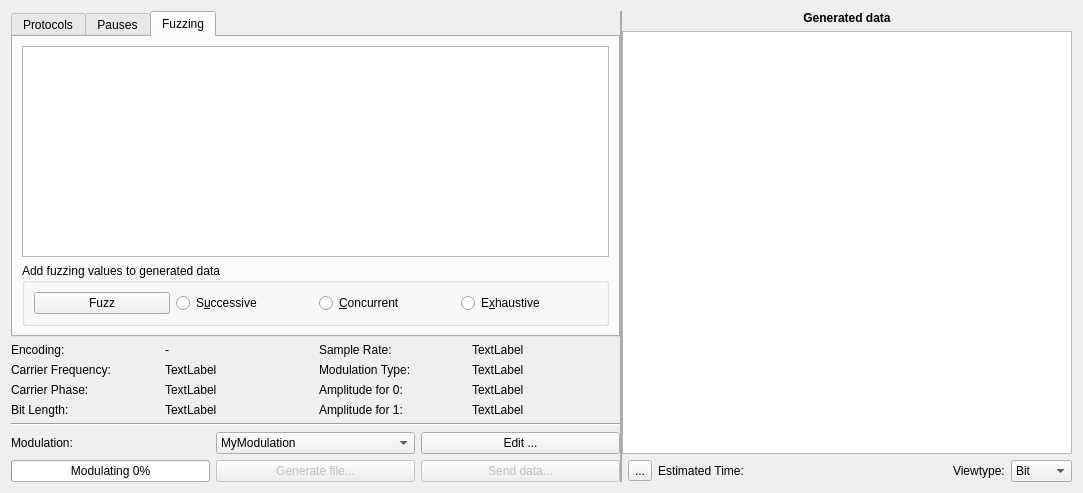
The window that ui/generator.ui (rsumner33/urh) describes before a commit, drawn with Qt 5.
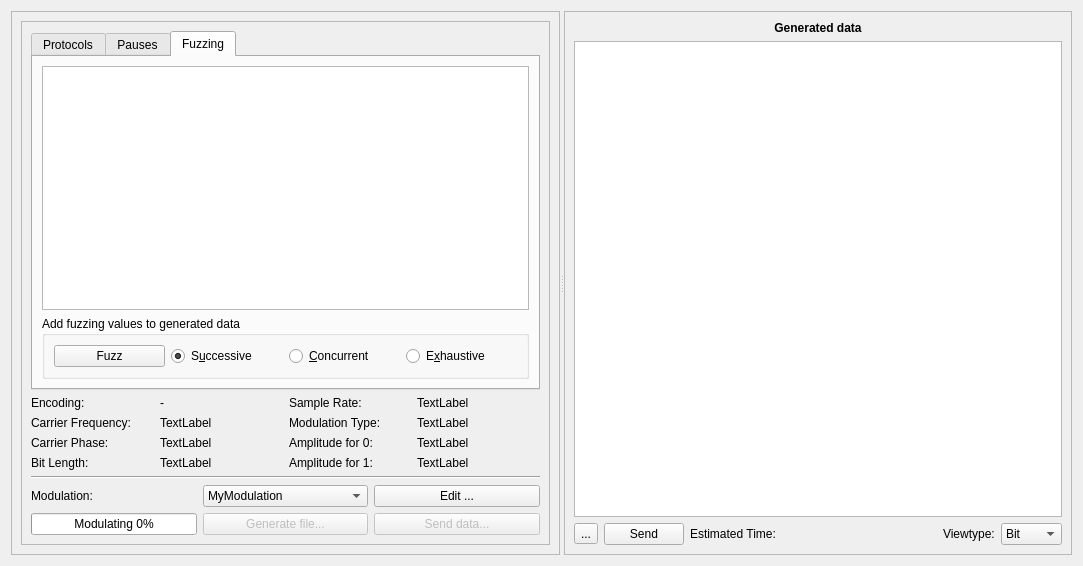
The same window after the commit. The open tabs and pages were chosen to show the change. Icons and pictures are not drawn. Custom widgets are drawn as their Qt base class.

```diff
--- a/ui/generator.ui
+++ b/ui/generator.ui
@@ -7,7 +7,7 @@
     <x>0</x>
     <y>0</y>
     <width>1083</width>
-    <height>493</height>
+    <height>566</height>
    </rect>
   </property>
   <property name="windowTitle">
@@ -16,20 +16,33 @@
   <layout class="QHBoxLayout" name="horizontalLayout_2">
    <item>
     <widget class="QSplitter" name="splitter">
-     <property name="styleSheet">
-      <string notr="true">QSplitter::handle {
-    background-color: #AAAAAA;
-}</string>
-     </property>
      <property name="orientation">
       <enum>Qt::Horizontal</enum>
      </property>
-     <property name="handleWidth">
-      <number>2</number>
-     </property>
-     <widget class="QWidget" name="layoutWidget">
+     <widget class="QFrame" name="frame_2">
+      <property name="frameShape">
+       <enum>QFrame::StyledPanel</enum>
+      </property>
+      <property name="frameShadow">
+       <enum>QFrame::Raised</enum>
+      </property>
       <layout class="QVBoxLayout" name="verticalLayout">
        <item>
+        <widget class="QScrollArea" name="scrollArea">
+         <property name="widgetResizable">
+          <bool>true</bool>
+         </property>
+         <widget class="QWidget" name="scrollAreaWidgetContents">
+          <property name="geometry">
+           <rect>
+            <x>0</x>
+            <y>0</y>
+            <width>512</width>
+            <height>530</height>
+           </rect>
+          </property>
+          <layout class="QVBoxLayout" name="verticalLayout_3">
+           <item>
         <widget class="QTabWidget" name="tabWidget">
          <property name="sizePolicy">
           <sizepolicy hsizetype="Expanding" vsizetype="Expanding">
@@ -37,6 +50,12 @@
            <verstretch>0</verstretch>
           </sizepolicy>
          </property>
+             <property name="tabPosition">
+              <enum>QTabWidget::North</enum>
+             </property>
+             <property name="tabShape">
+              <enum>QTabWidget::Rounded</enum>
+             </property>
          <property name="currentIndex">
           <number>0</number>
          </property>
@@ -134,6 +153,9 @@
                 <property name="text">
                  <string>S&amp;uccessive</string>
                 </property>
+                    <property name="checked">
+                     <bool>true</bool>
+                    </property>
                </widget>
               </item>
               <item>
@@ -191,12 +213,6 @@
                <verstretch>0</verstretch>
               </sizepolicy>
              </property>
-             <property name="minimumSize">
-              <size>
-               <width>0</width>
-               <height>0</height>
-              </size>
-             </property>
              <property name="text">
               <string>-</string>
              </property>
@@ -366,21 +382,20 @@
        </item>
       </layout>
      </widget>
-     <widget class="QWidget" name="layoutWidget">
-      <layout class="QGridLayout" name="gridLayout_2">
-       <item row="4" column="2">
-        <widget class="QToolButton" name="btnSave">
-         <property name="text">
-          <string>...</string>
-         </property>
-         <property name="icon">
-          <iconset theme="document-save">
-           <normaloff>.</normaloff>.</iconset>
-         </property>
         </widget>
        </item>
-       <item row="2" column="1" colspan="6">
-        <widget class="GeneratorTableView" name="tableBlocks">
+      </layout>
+     </widget>
+     <widget class="QFrame" name="frame">
+      <property name="frameShape">
+       <enum>QFrame::StyledPanel</enum>
+      </property>
+      <property name="frameShadow">
+       <enum>QFrame::Raised</enum>
+      </property>
+      <layout class="QGridLayout" name="gridLayout">
+       <item row="1" column="0" colspan="8">
+        <widget class="GeneratorTableView" name="tableMessages">
          <property name="acceptDrops">
           <bool>true</bool>
          </property>
@@ -419,7 +434,28 @@
          </attribute>
         </widget>
        </item>
-       <item row="4" column="4">
+       <item row="2" column="0">
+        <widget class="QToolButton" name="btnSave">
+         <property name="text">
+          <string>...</string>
+         </property>
+         <property name="icon">
+          <iconset theme="document-save">
+           <normaloff>.</normaloff>.</iconset>
+         </property>
+        </widget>
+       </item>
+       <item row="2" column="2">
+        <widget class="QLabel" name="lEstimatedTime">
+         <property name="toolTip">
+          <string>&lt;html&gt;&lt;head/&gt;&lt;body&gt;&lt;p&gt;The estimated average time is based on the average number of bits per message and average sample rate, you set for the modulations.&lt;/p&gt;&lt;/body&gt;&lt;/html&gt;</string>
+         </property>
+         <property name="text">
+          <string>Estimated Time: </string>
+         </property>
+        </widget>
+       </item>
+       <item row="2" column="5">
         <spacer name="horizontalSpacer_3">
          <property name="orientation">
           <enum>Qt::Horizontal</enum>
@@ -432,7 +468,7 @@
          </property>
         </spacer>
        </item>
-       <item row="4" column="5">
+       <item row="2" column="6">
         <widget class="QLabel" name="lViewType">
          <property name="sizePolicy">
           <sizepolicy hsizetype="Fixed" vsizetype="Preferred">
@@ -445,7 +481,7 @@
          </property>
         </widget>
        </item>
-       <item row="4" column="6">
+       <item row="2" column="7">
         <widget class="QComboBox" name="cbViewType">
          <item>
           <property name="text">
@@ -464,17 +500,7 @@
          </item>
         </widget>
        </item>
-       <item row="4" column="3">
-        <widget class="QLabel" name="lEstimatedTime">
-         <property name="toolTip">
-          <string>&lt;html&gt;&lt;head/&gt;&lt;body&gt;&lt;p&gt;The estimated average time is based on the average number of bits per block and average sample rate, you set for the modulations.&lt;/p&gt;&lt;/body&gt;&lt;/html&gt;</string>
-         </property>
-         <property name="text">
-          <string>Estimated Time: </string>
-         </property>
-        </widget>
-       </item>
-       <item row="1" column="1" colspan="6">
+       <item row="0" column="0" colspan="8">
         <widget class="QLabel" name="label_3">
          <property name="font">
           <font>
@@ -490,6 +516,22 @@
          </property>
         </widget>
        </item>
+       <item row="2" column="1">
+        <widget class="QPushButton" name="btnNetworkSDRSend">
+         <property name="toolTip">
+          <string>&lt;html&gt;&lt;head/&gt;&lt;body&gt;&lt;p&gt;Send encoded data to your external application via TCP.&lt;/p&gt;&lt;/body&gt;&lt;/html&gt;</string>
+         </property>
+         <property name="text">
+          <string>Send</string>
+         </property>
+         <property name="icon">
+          <iconset theme="network-wired"/>
+         </property>
+         <property name="checkable">
+          <bool>true</bool>
+         </property>
+        </widget>
+       </item>
       </layout>
      </widget>
     </widget>
```
Left out of the diff: 18 changed lines with no effect on the pictures. Lines whose indentation alone changed are shown as unchanged.
